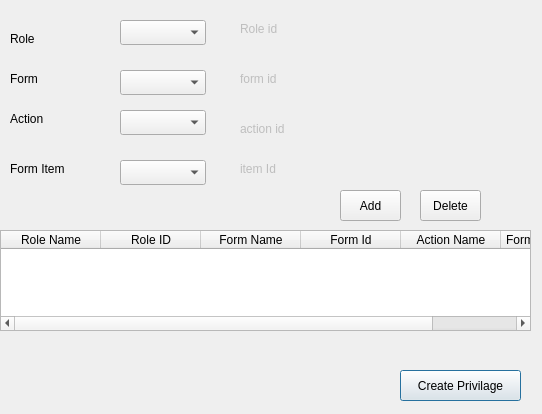
Old version of the form presentation/authorization_ui/createPrivilage.ui in the repository shymaa123456/HyperPOS2020.
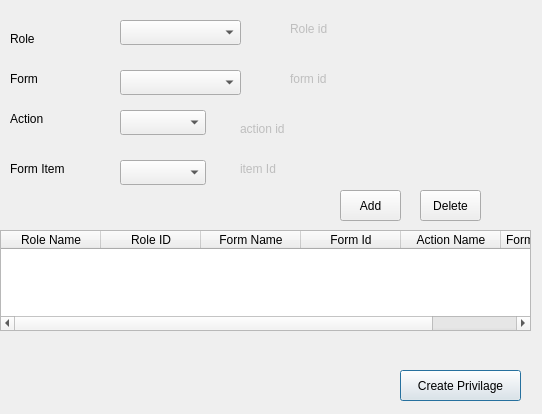
New version of the form.

Commit message: create loyality prog design

The edit to the form file:
```diff
--- a/presentation/authorization_ui/createPrivilage.ui
+++ b/presentation/authorization_ui/createPrivilage.ui
@@ -19,7 +19,7 @@
    </property>
    <property name="geometry">
     <rect>
-     <x>240</x>
+     <x>290</x>
      <y>20</y>
      <width>151</width>
      <height>17</height>
@@ -37,7 +37,7 @@
     <rect>
      <x>120</x>
      <y>20</y>
-     <width>86</width>
+     <width>121</width>
      <height>25</height>
     </rect>
    </property>
@@ -48,7 +48,7 @@
    </property>
    <property name="geometry">
     <rect>
-     <x>240</x>
+     <x>290</x>
      <y>70</y>
      <width>141</width>
      <height>17</height>
@@ -79,7 +79,7 @@
     <rect>
      <x>120</x>
      <y>70</y>
-     <width>86</width>
+     <width>121</width>
      <height>25</height>
     </rect>
    </property>
```
The commit also changes 6 other files.
